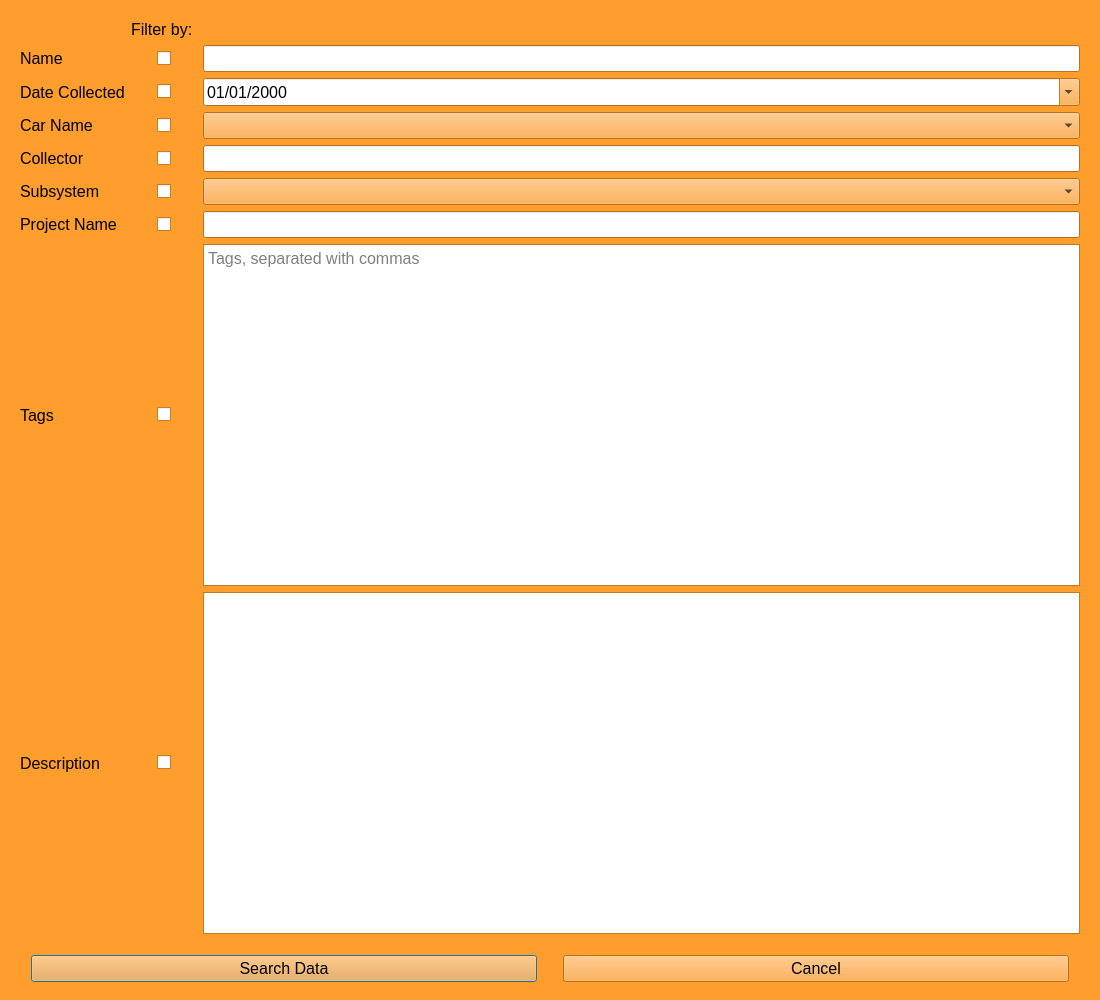
First picture: the form in src/filterUI.ui, repository CaitlinBarron/baja_database, before the edit.
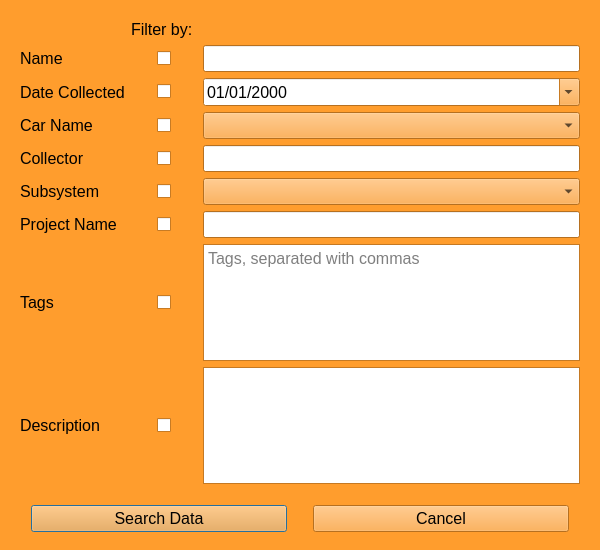
Second picture: the form after the edit. Icons and pictures are not drawn.

```diff
--- a/src/filterUI.ui
+++ b/src/filterUI.ui
@@ -6,8 +6,8 @@
    <rect>
     <x>0</x>
     <y>0</y>
-    <width>1100</width>
-    <height>1000</height>
+    <width>600</width>
+    <height>550</height>
    </rect>
   </property>
   <property name="sizePolicy">
@@ -18,8 +18,8 @@
   </property>
   <property name="minimumSize">
    <size>
-    <width>750</width>
-    <height>0</height>
+    <width>500</width>
+    <height>500</height>
    </size>
   </property>
   <property name="palette">
@@ -525,6 +525,12 @@
    </item>
    <item row="1" column="0" rowspan="2">
     <widget class="QScrollArea" name="scrollArea">
+     <property name="minimumSize">
+      <size>
+       <width>0</width>
+       <height>0</height>
+      </size>
+     </property>
      <property name="layoutDirection">
       <enum>Qt::LeftToRight</enum>
      </property>
@@ -554,8 +560,8 @@
        <rect>
         <x>0</x>
         <y>0</y>
-        <width>1080</width>
-        <height>649</height>
+        <width>582</width>
+        <height>484</height>
        </rect>
       </property>
       <layout class="QGridLayout" name="gridLayout_2">
```
